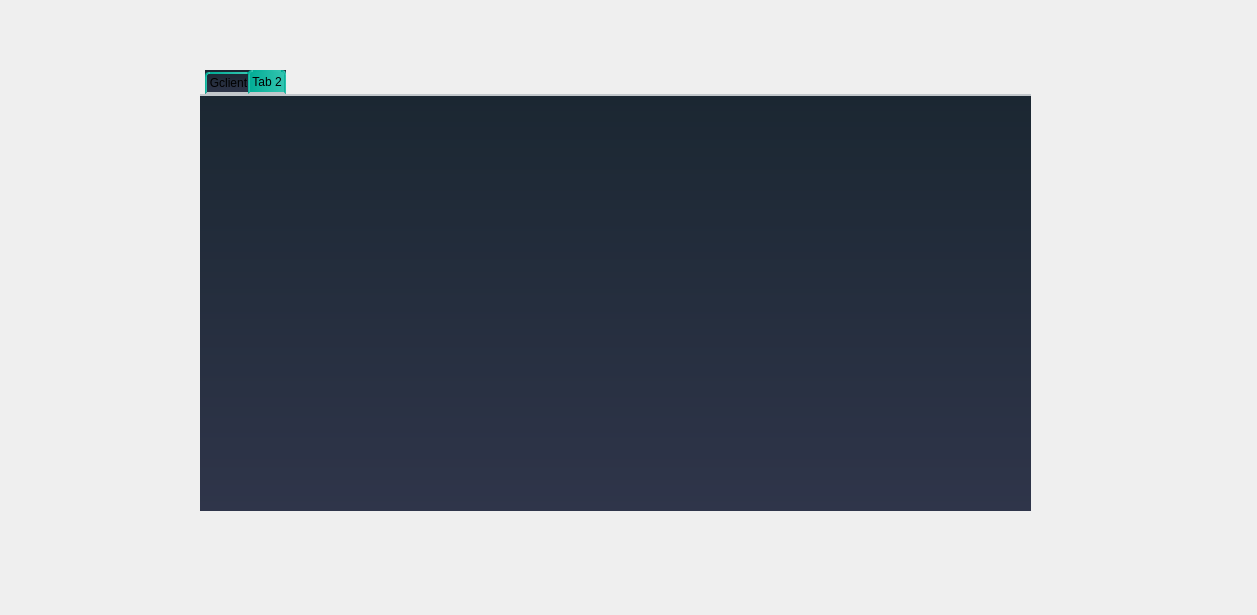
snwxr/Dry_Cleaner_2A3, file Gmateriels/gmat.ui: the form before one commit.
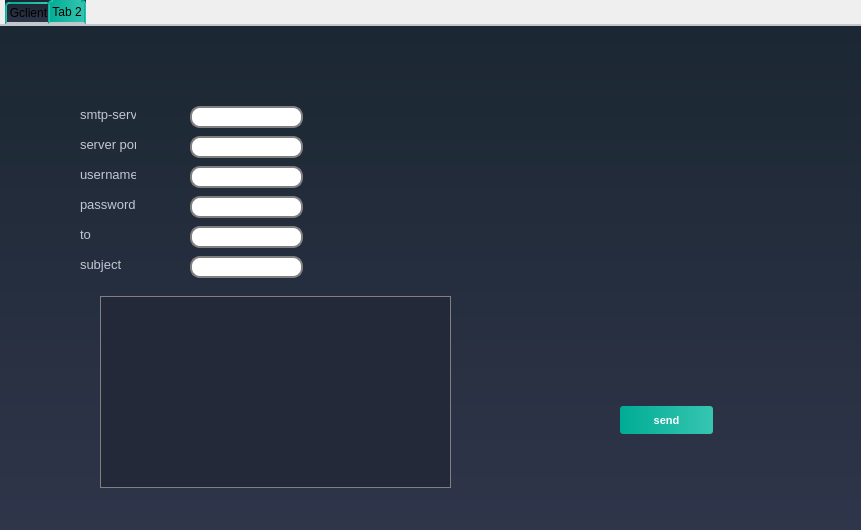
The form after the commit. The open tabs and pages were chosen to show the change. Icons and pictures are not drawn.

The edit to the form file:
```diff
--- a/Gmateriels/gmat.ui
+++ b/Gmateriels/gmat.ui
@@ -6,8 +6,8 @@
    <rect>
     <x>0</x>
     <y>0</y>
-    <width>1257</width>
-    <height>615</height>
+    <width>861</width>
+    <height>530</height>
    </rect>
   </property>
   <property name="windowTitle">
@@ -16,10 +16,10 @@
   <widget class="QTabWidget" name="tabWidget">
    <property name="geometry">
     <rect>
-     <x>200</x>
-     <y>70</y>
-     <width>831</width>
-     <height>441</height>
+     <x>0</x>
+     <y>0</y>
+     <width>861</width>
+     <height>531</height>
     </rect>
    </property>
    <property name="styleSheet">
@@ -1503,6 +1503,167 @@
     <attribute name="title">
      <string>Tab 2</string>
     </attribute>
+    <widget class="QTableWidget" name="msg">
+     <property name="geometry">
+      <rect>
+       <x>100</x>
+       <y>270</y>
+       <width>351</width>
+       <height>192</height>
+      </rect>
+     </property>
+    </widget>
+    <widget class="QLabel" name="label_5">
+     <property name="geometry">
+      <rect>
+       <x>80</x>
+       <y>110</y>
+       <width>56</width>
+       <height>16</height>
+      </rect>
+     </property>
+     <property name="text">
+      <string>server port</string>
+     </property>
+    </widget>
+    <widget class="QLabel" name="label_6">
+     <property name="geometry">
+      <rect>
+       <x>80</x>
+       <y>140</y>
+       <width>56</width>
+       <height>16</height>
+      </rect>
+     </property>
+     <property name="text">
+      <string>username</string>
+     </property>
+    </widget>
+    <widget class="QLabel" name="label_7">
+     <property name="geometry">
+      <rect>
+       <x>80</x>
+       <y>170</y>
+       <width>56</width>
+       <height>16</height>
+      </rect>
+     </property>
+     <property name="text">
+      <string>password</string>
+     </property>
+    </widget>
+    <widget class="QLabel" name="label_8">
+     <property name="geometry">
+      <rect>
+       <x>80</x>
+       <y>200</y>
+       <width>56</width>
+       <height>16</height>
+      </rect>
+     </property>
+     <property name="text">
+      <string>to</string>
+     </property>
+    </widget>
+    <widget class="QLabel" name="label_9">
+     <property name="geometry">
+      <rect>
+       <x>80</x>
+       <y>230</y>
+       <width>56</width>
+       <height>16</height>
+      </rect>
+     </property>
+     <property name="text">
+      <string>subject</string>
+     </property>
+    </widget>
+    <widget class="QLabel" name="label_10">
+     <property name="geometry">
+      <rect>
+       <x>80</x>
+       <y>80</y>
+       <width>56</width>
+       <height>16</height>
+      </rect>
+     </property>
+     <property name="text">
+      <string>smtp-server</string>
+     </property>
+    </widget>
+    <widget class="QLineEdit" name="server">
+     <property name="geometry">
+      <rect>
+       <x>190</x>
+       <y>80</y>
+       <width>113</width>
+       <height>22</height>
+      </rect>
+     </property>
+    </widget>
+    <widget class="QLineEdit" name="port">
+     <property name="geometry">
+      <rect>
+       <x>190</x>
+       <y>110</y>
+       <width>113</width>
+       <height>22</height>
+      </rect>
+     </property>
+    </widget>
+    <widget class="QLineEdit" name="uname">
+     <property name="geometry">
+      <rect>
+       <x>190</x>
+       <y>140</y>
+       <width>113</width>
+       <height>22</height>
+      </rect>
+     </property>
+    </widget>
+    <widget class="QLineEdit" name="paswd">
+     <property name="geometry">
+      <rect>
+       <x>190</x>
+       <y>170</y>
+       <width>113</width>
+       <height>22</height>
+      </rect>
+     </property>
+    </widget>
+    <widget class="QLineEdit" name="rcpt">
+     <property name="geometry">
+      <rect>
+       <x>190</x>
+       <y>200</y>
+       <width>113</width>
+       <height>22</height>
+      </rect>
+     </property>
+    </widget>
+    <widget class="QLineEdit" name="subject">
+     <property name="geometry">
+      <rect>
+       <x>190</x>
+       <y>230</y>
+       <width>113</width>
+       <height>22</height>
+      </rect>
+     </property>
+    </widget>
+    <widget class="QPushButton" name="pushButton">
+     <property name="geometry">
+      <rect>
+       <x>620</x>
+       <y>380</y>
+       <width>93</width>
+       <height>28</height>
+      </rect>
+     </property>
+     <property name="text">
+      <string>send</string>
+     </property>
+    </widget>
    </widget>
   </widget>
  </widget>
```
Left out of the diff: 51 changed lines with no effect on the pictures.
